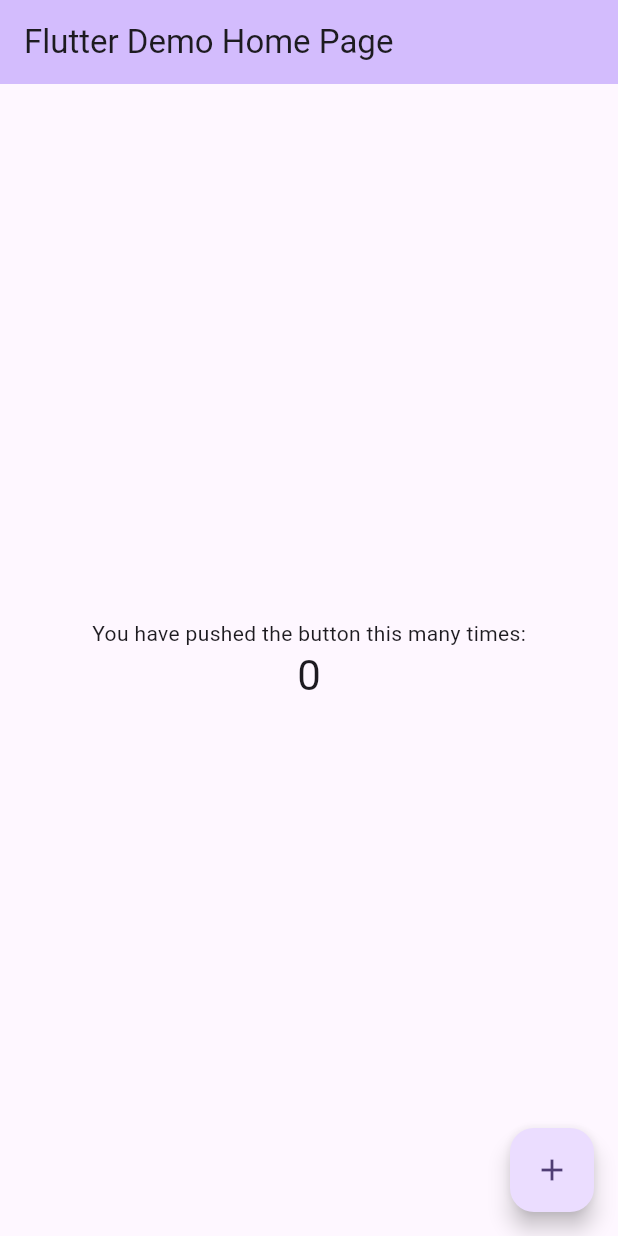
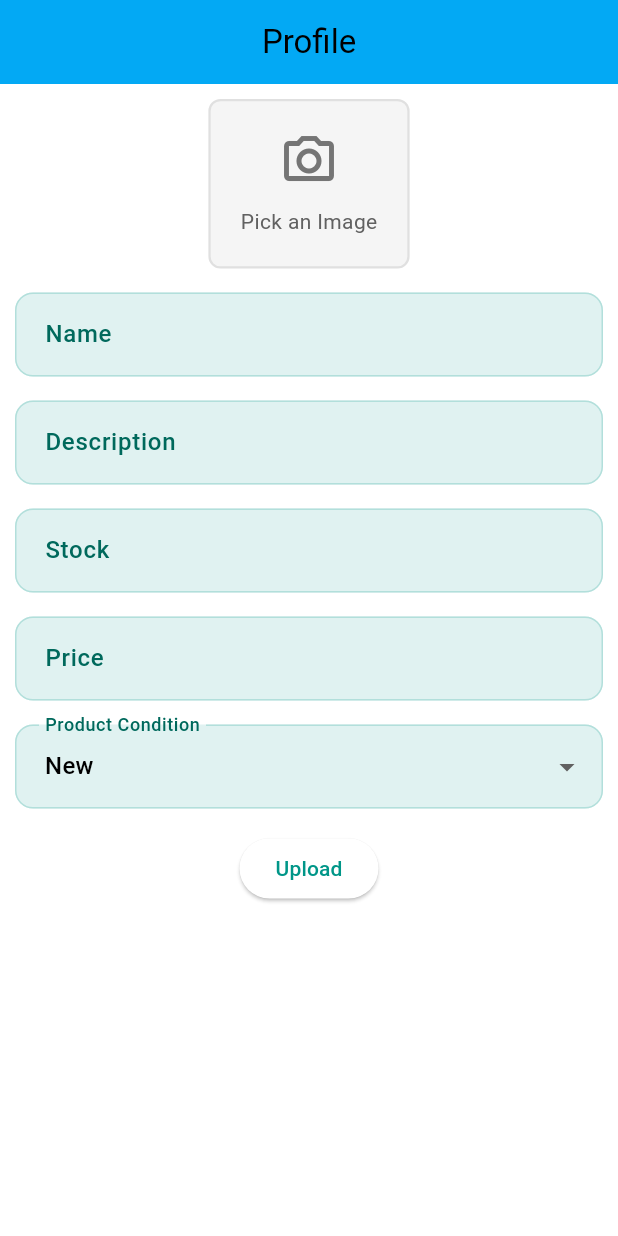
Before and after one commit to CaptureTheAutocrats/BEST-Frontend, a Flutter app: the screen it shows after launch, on a phone screen of 412 x 824 dp. Run offline on Flutter 3.47's test engine with Material 3 defaults, Android fonts, the phone set to English and light mode, and no system bars; our stand-ins replace image_picker, shared_preferences; accounts and stored records are empty; network calls fail.

Commit message:
integrate api, add login / registration and product upload screens.

```diff
--- /dev/null
+++ b/lib/api.dart
@@ -0,0 +1,157 @@
+import 'dart:convert';
+
+import 'package:http/http.dart' as http;
+import 'package:shared_preferences/shared_preferences.dart';
+
+class Product {
+  String name;
+  String? description;
+  double price;
+  int stock;
+  String condition;
+  String image;
+
+  Product({
+    required this.name,
+    this.description,
+    required this.price,
+    required this.stock,
+    required this.condition,
+    required this.image,
+  });
+
+  Product.fromJson(Map<String, dynamic> json)
+    : name = json['name'] as String,
+      description = json['description'] as String?,
+      price = json['price'] as double,
+      stock = json['stock'] as int,
+      condition = json['product_condition'] as String,
+      image = json['image'] as String;
+}
+
+class APIService {
+  final String _baseUrl = 'https://catchmeifyoucan.xyz/best';
+  static String? _token;
+  static SharedPreferences? _sharedPreferences;
+
+  Future<void> _setToken(String newToken) async {
+    _sharedPreferences ??= await SharedPreferences.getInstance();
+    _sharedPreferences!.setString("api-token", newToken);
+    _token = newToken;
+  }
+
+  static final APIService _apiService = APIService._();
+
+  APIService._() {
+    SharedPreferences.getInstance()
+        .then((pref) {
+          _sharedPreferences = pref;
+          _token = pref.getString("api-token");
+        })
+        .catchError(print);
+  }
+
+  factory APIService() {
+    return _apiService;
+  }
+
+  Future<bool> registerUser({
+    required String name,
+    required String email,
+    required String password,
+    required String studentId,
+  }) async {
+    final response = await http.post(
+      Uri.parse('$_baseUrl/api/register.php'),
+      headers: {
+        'Content-Type': 'application/json',
+        'User-Agent': 'BESTFrontend',
+      },
+      body: jsonEncode({
+        'name': name,
+        'email': email,
+        'password': password,
+        'student_id': studentId,
+      }),
+    );
+
+    if (response.statusCode != 200) return false;
+
+    final json = jsonDecode(response.body) as Map<String, dynamic>;
+    final newToken = json['token'] as String?;
+
+    if (newToken == null) return false;
+    await _setToken(newToken);
+
+    return true;
+  }
+
+  Future<bool> loginUser({
+    required String email,
+    required String password,
+  }) async {
+    final response = await http.post(
+      Uri.parse('$_baseUrl/api/login.php'),
+      headers: {
+        'Content-Type': 'application/json',
+        'User-Agent': 'BESTFrontend',
+      },
+      body: jsonEncode({'email': email, 'password': password}),
+    );
+
+    if (response.statusCode != 200) return false;
+
+    final json = jsonDecode(response.body) as Map<String, dynamic>;
+    final newToken = json['token'] as String?;
+
+    if (newToken == null) return false;
+    await _setToken(newToken);
+
+    return true;
+  }
+
+  Future<List<Product>> fetchAllProducts({int page = 1, int limit = 10}) async {
+    final response = await http.get(
+      Uri.parse('$_baseUrl/api/products.php?page=$page&limit=$limit'),
+      headers: {'User-Agent': 'BESTFontend', 'Authorization': 'Bearer $_token'},
+    );
+
+    print(response.body);
+    final json = jsonDecode(response.body) as List<dynamic>;
+    return json.map((productJson) => Product.fromJson(productJson)).toList();
+  }
+
+  Future<bool> uploadProduct({
+    required String name,
+    required String description,
+    required double price,
+    required String productCondition,
+    required int stock,
+    required String base64Image,
+  }) async {
+    final jsonBody = jsonEncode({
+      'name': name,
+      'description': description,
+      'price': price,
+      'product_condition': productCondition,
+      'stock': stock,
+      'image': base64Image,
+    });
+
+    final response = await http.post(
+      Uri.parse('$_baseUrl/api/add-product.php'),
+      headers: {
+        'Content-Type': 'application/json',
+        'Authorization': 'Bearer $_token',
+        'User-Agent': 'BESTFrontend',
+      },
+      body: jsonBody,
+    );
+
+    return response.statusCode == 201;
+  }
+}
+
+void main() {
+  APIService().fetchAllProducts().then(print);
+}
--- a/lib/main.dart
+++ b/lib/main.dart
@@ -1,122 +1,30 @@
 import 'package:flutter/material.dart';
+import 'package:frontend/api.dart';
+import 'package:frontend/screens/login_registration.dart';
+
+import 'screens/product_upload.dart';
+import 'theme.dart';
 
 void main() {
-  runApp(const MyApp());
+  runApp(LiveTestApp());
 }
 
-class MyApp extends StatelessWidget {
-  const MyApp({super.key});
+class LiveTestApp extends StatelessWidget {
+  const LiveTestApp({super.key});
 
-  // This widget is the root of your application.
   @override
   Widget build(BuildContext context) {
+    APIService().fetchAllProducts().then(print).catchError(print);
     return MaterialApp(
-      title: 'Flutter Demo',
-      theme: ThemeData(
-        // This is the theme of your application.
-        //
-        // TRY THIS: Try running your application with "flutter run". You'll see
-        // the application has a purple toolbar. Then, without quitting the app,
-        // try changing the seedColor in the colorScheme below to Colors.green
-        // and then invoke "hot reload" (save your changes or press the "hot
-        // reload" button in a Flutter-supported IDE, or press "r" if you used
-        // the command line to start the app).
-        //
-        // Notice that the counter didn't reset back to zero; the application
-        // state is not lost during the reload. To reset the state, use hot
-        // restart instead.
-        //
-        // This works for code too, not just values: Most code changes can be
-        // tested with just a hot reload.
-        colorScheme: ColorScheme.fromSeed(seedColor: Colors.deepPurple),
+      theme: theme,
+      home: Scaffold(
+        appBar: AppBar(
+          backgroundColor: Colors.lightBlue,
+          centerTitle: true,
+          title: Text("Profile"),
+        ),
+        body: ProductUploadPage(),
       ),
-      home: const MyHomePage(title: 'Flutter Demo Home Page'),
     );
   }
 }
-
-class MyHomePage extends StatefulWidget {
-  const MyHomePage({super.key, required this.title});
-
-  // This widget is the home page of your application. It is stateful, meaning
-  // that it has a State object (defined below) that contains fields that affect
-  // how it looks.
-
-  // This class is the configuration for the state. It holds the values (in this
-  // case the title) provided by the parent (in this case the App widget) and
-  // used by the build method of the State. Fields in a Widget subclass are
-  // always marked "final".
-
-  final String title;
-
-  @override
-  State<MyHomePage> createState() => _MyHomePageState();
-}
-
-class _MyHomePageState extends State<MyHomePage> {
-  int _counter = 0;
-
-  void _incrementCounter() {
-    setState(() {
-      // This call to setState tells the Flutter framework that something has
-      // changed in this State, which causes it to rerun the build method below
-      // so that the display can reflect the updated values. If we changed
-      // _counter without calling setState(), then the build method would not be
-      // called again, and so nothing would appear to happen.
-      _counter++;
-    });
-  }
-
-  @override
-  Widget build(BuildContext context) {
-    // This method is rerun every time setState is called, for instance as done
-    // by the _incrementCounter method above.
-    //
-    // The Flutter framework has been optimized to make rerunning build methods
-    // fast, so that you can just rebuild anything that needs updating rather
-    // than having to individually change instances of widgets.
-    return Scaffold(
-      appBar: AppBar(
-        // TRY THIS: Try changing the color here to a specific color (to
-        // Colors.amber, perhaps?) and trigger a hot reload to see the AppBar
-        // change color while the other colors stay the same.
-        backgroundColor: Theme.of(context).colorScheme.inversePrimary,
-        // Here we take the value from the MyHomePage object that was created by
-        // the App.build method, and use it to set our appbar title.
-        title: Text(widget.title),
-      ),
-      body: Center(
-        // Center is a layout widget. It takes a single child and positions it
-        // in the middle of the parent.
-        child: Column(
-          // Column is also a layout widget. It takes a list of children and
-          // arranges them vertically. By default, it sizes itself to fit its
-          // children horizontally, and tries to be as tall as its parent.
-          //
-          // Column has various properties to control how it sizes itself and
-          // how it positions its children. Here we use mainAxisAlignment to
-          // center the children vertically; the main axis here is the vertical
-          // axis because Columns are vertical (the cross axis would be
-          // horizontal).
-          //
-          // TRY THIS: Invoke "debug painting" (choose the "Toggle Debug Paint"
-          // action in the IDE, or press "p" in the console), to see the
-          // wireframe for each widget.
-          mainAxisAlignment: MainAxisAlignment.center,
-          children: <Widget>[
-            const Text('You have pushed the button this many times:'),
-            Text(
-              '$_counter',
-              style: Theme.of(context).textTheme.headlineMedium,
-            ),
-          ],
-        ),
-      ),
-      floatingActionButton: FloatingActionButton(
-        onPressed: _incrementCounter,
-        tooltip: 'Increment',
-        child: const Icon(Icons.add),
-      ), // This trailing comma makes auto-formatting nicer for build methods.
-    );
-  }
-}
--- /dev/null
+++ b/lib/screens/product_upload.dart
@@ -0,0 +1,217 @@
+import 'dart:convert';
+
+import 'package:flutter/material.dart';
+import 'package:flutter/services.dart';
+import 'package:frontend/api.dart';
+import 'package:image_picker/image_picker.dart';
+import 'package:mime/mime.dart';
+
+final _productUploadFormKey = GlobalKey<FormState>();
+
+enum ProductCondition { New, Used }
+
+class ProductUploadPage extends StatefulWidget {
+  const ProductUploadPage({super.key});
+
+  @override
+  State<StatefulWidget> createState() => ProductUploadPageState();
+}
+
+class ProductUploadPageState extends State<ProductUploadPage> {
+  final _nameController = TextEditingController();
+  final _descriptionController = TextEditingController();
+  final _priceController = TextEditingController();
+  final _stockController = TextEditingController();
+  var _productCondition = ProductCondition.New;
+
+  String _imagePickerText = "Pick an Image";
+  Uint8List? _imageBytes;
+  String? _imageMimeType;
+
+  @override
+  void initState() {
+    super.initState();
+  }
+
+  void _updateImagePickerText(String newText) {
+    setState(() {
+      _imagePickerText = newText;
+    });
+  }
+
+  void _updateImage(String mimeType, Uint8List imageBytes) {
+    setState(() {
+      _imageBytes = imageBytes;
+      _imageMimeType = mimeType;
+    });
+  }
+
+  String _getImageBase64Url() =>
+      "data:$_imageMimeType;base64,${base64Encode(_imageBytes as List<int>)}";
+
+  @override
+  Widget build(BuildContext context) => Form(
+    key: _productUploadFormKey,
+    child: SingleChildScrollView(
+      padding: EdgeInsets.all(10),
+      child: Column(
+        spacing: 16,
+        children: [
+          GestureDetector(
+            onTap: () async {
+              final picker = ImagePicker();
+              final image = await picker.pickImage(source: ImageSource.gallery);
+              if (image == null) {
+                _updateImagePickerText(
+                  "Unsuccessful. Kindly pick an image again.",
+                );
+                return;
+              }
+
+              final mimeType = image.mimeType ?? lookupMimeType(image.path);
+              if (mimeType == null) {
+                _updateImagePickerText(
+                  "Unsupported image type. Select another image.",
+                );
+                return;
+              }
+
+              final imageBytes = await image.readAsBytes();
+              _updateImage(mimeType, imageBytes);
+              _updateImagePickerText("Selected: $image.path");
+            },
+            child: Container(
+              padding: EdgeInsets.all(20),
+              decoration: BoxDecoration(
+                color: Colors.grey[100],
+                borderRadius: BorderRadius.circular(8),
+                border: Border.all(color: Colors.grey[300]!, width: 1.5),
+              ),
+              child:
+                  _imageBytes == null
+                      ? Column(
+                        mainAxisAlignment: MainAxisAlignment.center,
+                        spacing: 10,
+                        children: [
+                          Icon(
+                            Icons.camera_alt_outlined,
+                            size: 40,
+                            color: Colors.grey[600],
+                          ),
+                          Text(
+                            _imagePickerText,
+                            style: TextStyle(
+                              color: Colors.grey[700],
+                              fontSize: 14,
+                            ),
+                          ),
+                        ],
+                      )
+                      : ClipRRect(
+                        borderRadius: BorderRadius.circular(8),
+                        child: Image.memory(
+                          _imageBytes!,
+                          fit: BoxFit.cover,
+                          height: 300,
+                        ),
+                      ),
+            ),
+          ),
+          TextFormField(
+            controller: _nameController,
+            decoration: InputDecoration(
+              labelText: "Name",
+              hintText: "Enter product name",
+            ),
+          ),
+          TextFormField(
+            controller: _descriptionController,
+            decoration: InputDecoration(
+              labelText: "Description",
+              hintText: "Enter product description",
+            ),
+          ),
+          TextFormField(
+            controller: _stockController,
+            decoration: InputDecoration(
+              labelText: "Stock",
+              hintText:
+                  "Enter the number of products you currently have in stock",
+            ),
+            keyboardType: TextInputType.number,
+            inputFormatters: <TextInputFormatter>[
+              FilteringTextInputFormatter.digitsOnly,
+            ],
+            validator: (stock) {
+              if (stock == null || stock.isEmpty) {
+                return "Stock is required";
+              }
+              if (int.parse(stock) < 1) {
+                return "You cannot list a product without having stock";
+              }
+              return null;
+            },
+            autovalidateMode: AutovalidateMode.onUnfocus,
+          ),
+          TextFormField(
+            controller: _priceController,
+            decoration: InputDecoration(
+              labelText: "Price",
+              hintText: "Enter the listing price for your product",
+            ),
+            keyboardType: TextInputType.number,
+            inputFormatters: <FilteringTextInputFormatter>[
+              FilteringTextInputFormatter.allow(RegExp(r'^\d*\.?\d{0,2}')),
+            ],
+            validator: (price) {
+              if (price == null || price.isEmpty) {
+                return "Price is required";
+              }
+              if (double.parse(price) < 1) {
+                return "Price cannot be less than 1";
+              }
+              return null;
+            },
+            autovalidateMode: AutovalidateMode.onUnfocus,
+          ),
+          DropdownButtonFormField(
+            value: ProductCondition.New,
+            onChanged: (cond) {
+              if (cond == null) return;
+              _productCondition = cond;
+            },
+            decoration: InputDecoration(labelText: "Product Condition"),
+            items:
+                ProductCondition.values.map((condition) {
+                  return DropdownMenuItem<ProductCondition>(
+                    value: condition,
+                    child: Text(condition.name),
+                  );
+                }).toList(),
+          ),
+          ElevatedButton(
+            onPressed: () {
+              if (!_productUploadFormKey.currentState!.validate()) return;
+
+              final price = double.parse(_priceController.text);
+              final stock = int.parse(_stockController.text);
+
+              APIService()
+                  .uploadProduct(
+                    price: price,
+                    stock: stock,
+                    name: _nameController.text,
+                    description: _descriptionController.text,
+                    productCondition: _productCondition.name,
+                    base64Image: _getImageBase64Url(),
+                  )
+                  .then(print)
+                  .catchError(print);
+            },
+            child: Text("Upload"),
+          ),
+        ],
+      ),
+    ),
+  );
+}
--- /dev/null
+++ b/lib/theme.dart
@@ -0,0 +1,43 @@
+import 'package:flutter/material.dart';
+
+var theme = ThemeData(
+  colorScheme: ColorScheme.light(
+    primary: Colors.teal, // Primary color
+    secondary: Colors.amber[600]!, // Accent color
+    surface: Colors.white, // Background color
+  ),
+  inputDecorationTheme: InputDecorationTheme(
+    filled: true,
+    fillColor: Colors.teal[50],
+    // Very light teal background
+    contentPadding: EdgeInsets.all(16),
+    border: OutlineInputBorder(
+      borderRadius: BorderRadius.circular(12),
+      borderSide: BorderSide.none, // No border when not focused
+    ),
+    enabledBorder: OutlineInputBorder(
+      borderRadius: BorderRadius.circular(12),
+      borderSide: BorderSide(color: Colors.teal[100]!),
+    ),
+    focusedBorder: OutlineInputBorder(
+      borderRadius: BorderRadius.circular(12),
+      borderSide: BorderSide(color: Colors.teal, width: 2),
+    ),
+    errorBorder: OutlineInputBorder(
+      borderRadius: BorderRadius.circular(12),
+      borderSide: BorderSide(color: Colors.red[400]!),
+    ),
+    focusedErrorBorder: OutlineInputBorder(
+      borderRadius: BorderRadius.circular(12),
+      borderSide: BorderSide(color: Colors.red, width: 2),
+    ),
+    labelStyle: TextStyle(color: Colors.teal[800], fontWeight: FontWeight.w500),
+    hintStyle: TextStyle(color: Colors.teal[200]),
+    errorStyle: TextStyle(color: Colors.red[600]),
+  ),
+  textSelectionTheme: TextSelectionThemeData(
+    cursorColor: Colors.teal[800],
+    selectionColor: Colors.teal[100],
+    selectionHandleColor: Colors.teal,
+  ),
+);
--- a/pubspec.yaml
+++ b/pubspec.yaml
@@ -34,6 +34,10 @@ dependencies:
   # The following adds the Cupertino Icons font to your application.
   # Use with the CupertinoIcons class for iOS style icons.
   cupertino_icons: ^1.0.8
+  http: ^1.3.0
+  image_picker: ^1.1.2
+  mime: ^2.0.0
+  shared_preferences: ^2.5.3
 
 dev_dependencies:
   flutter_test:
```
Also changed, not shown: lib/screens/login_registration.dart (added, +154 -0 lines), lib/test.dart (deleted, +0 -34 lines), 5 other files.
